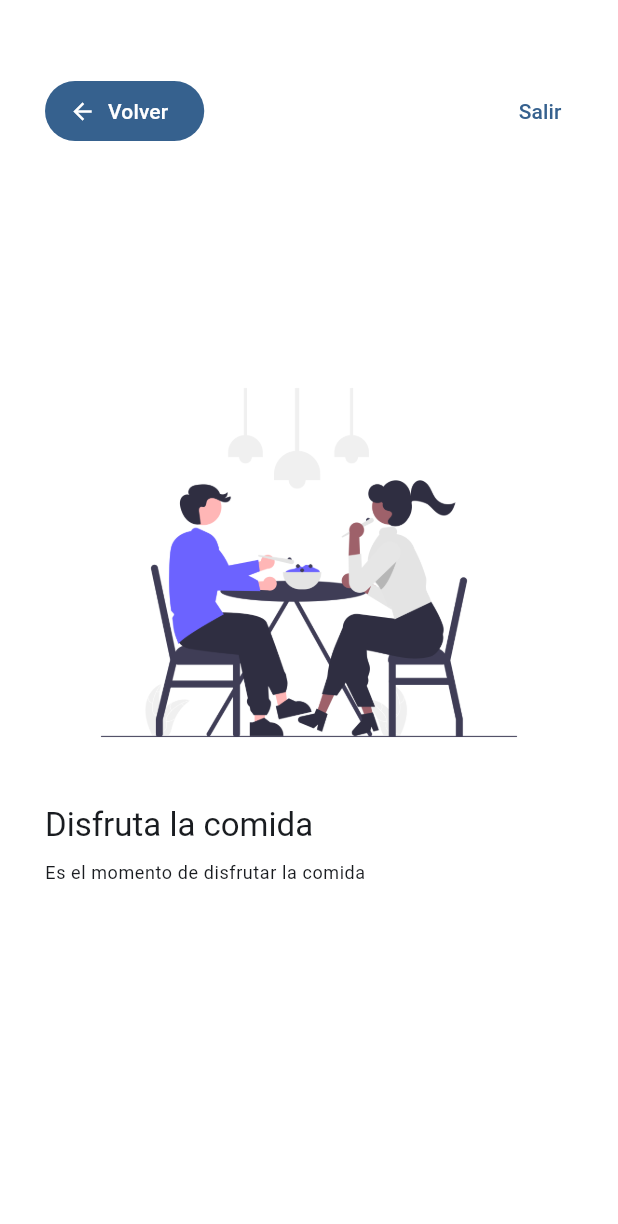
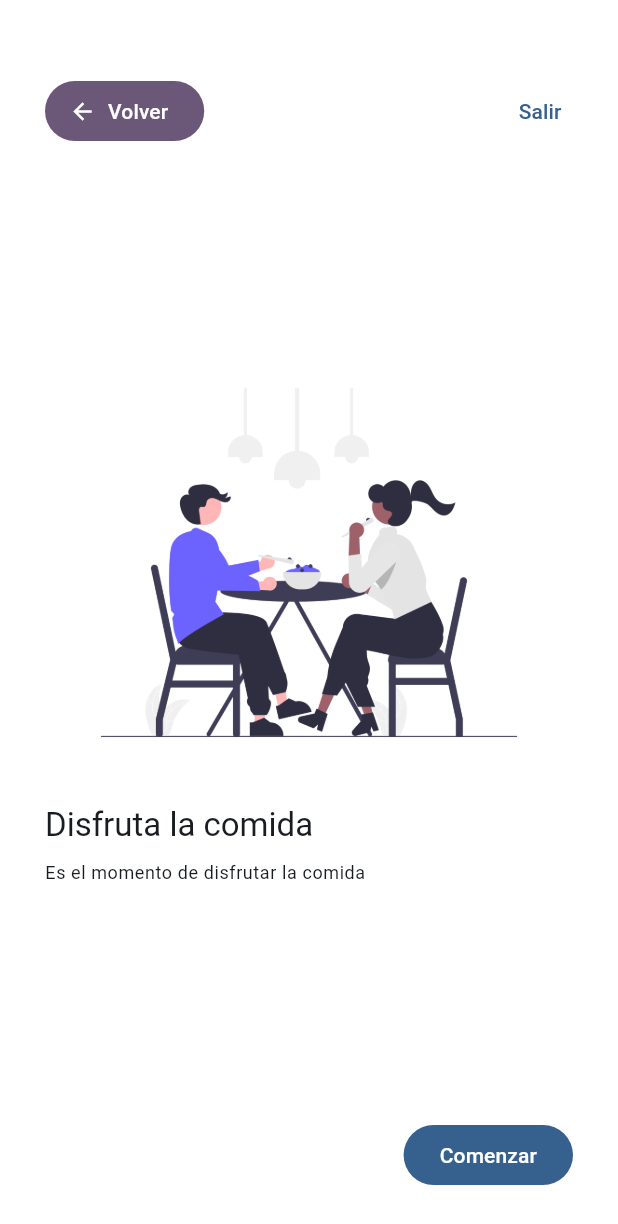
Before and after one commit to MMJimenez/Widget_App, a Flutter app: the AppTutorialScreen screen opened by its route, swiped to page 3, on a phone screen of 412 x 824 dp. Shown: the top 1224 px of the screen. Run offline on Flutter 3.47's test engine with Material 3 defaults, Android fonts, the phone set to English and light mode, and no system bars; our stand-ins replace animate_do, go_router.

Commit message:
app tutorial screen finished

```diff
--- a/lib/presentation/screens/app_tutorial/app_tutorial_screen.dart
+++ b/lib/presentation/screens/app_tutorial/app_tutorial_screen.dart
@@ -1,3 +1,4 @@
+import 'package:animate_do/animate_do.dart';
 import 'package:flutter/material.dart';
 import 'package:go_router/go_router.dart';
 
@@ -13,7 +14,6 @@ class AppTutorialScreen extends StatefulWidget {
 class _AppTutorialScreenState extends State<AppTutorialScreen> {
   final PageController pageViewController = PageController();
   bool endReached = false;
-  bool showButton = false;
   double startButtonOpacity = 0.0;
 
   @override
@@ -26,14 +26,13 @@ class _AppTutorialScreenState extends State<AppTutorialScreen> {
 
       setState(() {
         startButtonOpacity = opacity;
-        showButton = true;
       });
 
-      // if (!endReached && page >= (slides.length - 1.5)) {
-      //   setState(() {
-      //     endReached = true;
-      //   });
-      // }
+      if (!endReached && page >= (slides.length - 1.5)) {
+        setState(() {
+          endReached = true;
+        });
+      }
     });
   }
 
@@ -45,7 +44,7 @@ class _AppTutorialScreenState extends State<AppTutorialScreen> {
 
   @override
   Widget build(BuildContext context) {
-    final primaryColor = Theme.of(context).colorScheme.primary;
+    final primaryColor = Theme.of(context).colorScheme.tertiary;
 
     return Scaffold(
       backgroundColor: Colors.white,
@@ -94,8 +93,20 @@ class _AppTutorialScreenState extends State<AppTutorialScreen> {
                       label: Text('Volver'),
                       icon: Icon(Icons.arrow_back),
                     )
-                    : SizedBox()
+                    : SizedBox(),
           ),
+          endReached ? Positioned(
+            bottom: 30,
+            right: 30,
+            child: FadeInRight(
+              from: 15,
+              delay: const Duration(milliseconds: 500),
+              child: FilledButton(
+                onPressed: () => context.pop(),
+                child: const Text('Comenzar'),
+              ),
+            ),
+          ) : SizedBox(),
         ],
       ),
     );
--- a/pubspec.yaml
+++ b/pubspec.yaml
@@ -10,6 +10,7 @@ dependencies:
   flutter:
     sdk: flutter
   go_router: ^16.0.0
+  animate_do: ^4.2.0
 
 dev_dependencies:
   flutter_test:
```
Also changed, not shown: pubspec.lock.
